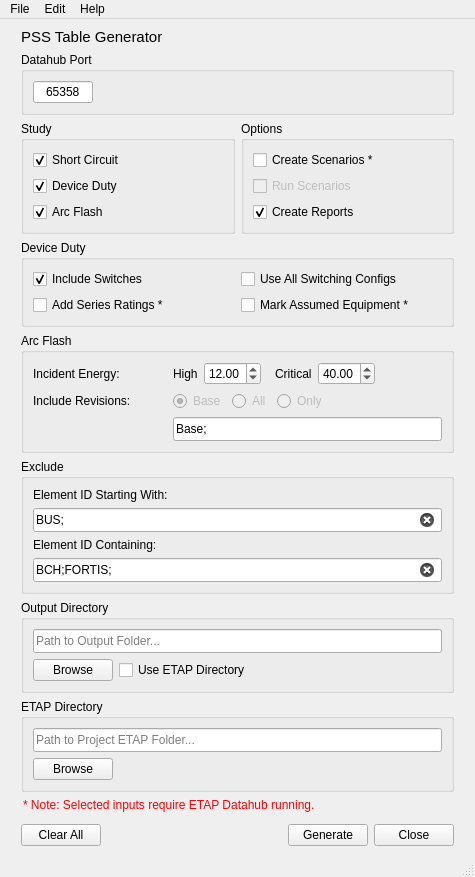
adilzafar66/pss-table-generator, file res/pss_report_gen_ui.ui: the form before one commit.
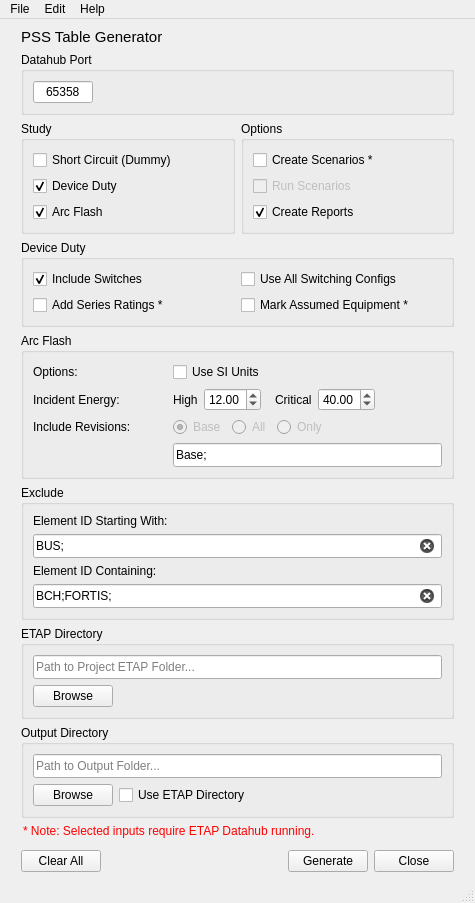
The form after the commit.

Commit message: Update: fix electrode mapping and add SI unit option

What changed in the file:
```diff
--- a/res/pss_report_gen_ui.ui
+++ b/res/pss_report_gen_ui.ui
@@ -10,7 +10,7 @@
     <x>0</x>
     <y>0</y>
     <width>475</width>
-    <height>836</height>
+    <height>859</height>
    </rect>
   </property>
   <property name="sizePolicy">
@@ -185,10 +185,10 @@
              <item row="1" column="0">
               <widget class="QCheckBox" name="short_circuit_checkbox">
                <property name="text">
-                <string>Short Circuit</string>
+                <string>Short Circuit (Dummy)</string>
                </property>
                <property name="checked">
-                <bool>true</bool>
+                <bool>false</bool>
                </property>
               </widget>
              </item>
@@ -261,7 +261,7 @@
         <layout class="QVBoxLayout" name="verticalLayout_11">
          <item>
           <layout class="QGridLayout" name="arc_flash_grid">
-           <item row="2" column="2">
+           <item row="3" column="2">
             <widget class="QLineEdit" name="include_revisions_input">
              <property name="enabled">
               <bool>true</bool>
@@ -280,7 +280,14 @@
              </property>
             </widget>
            </item>
-           <item row="0" column="2">
+           <item row="1" column="1">
+            <widget class="QLabel" name="incident_energy_label">
+             <property name="text">
+              <string>Incident Energy:              </string>
+             </property>
+            </widget>
+           </item>
+           <item row="1" column="2">
             <layout class="QHBoxLayout" name="incident_energy_layout">
              <item>
               <layout class="QHBoxLayout" name="low_energy_layout">
@@ -336,14 +343,7 @@
              </item>
             </layout>
            </item>
-           <item row="0" column="1">
-            <widget class="QLabel" name="incident_energy_label">
-             <property name="text">
-              <string>Incident Energy:              </string>
-             </property>
-            </widget>
-           </item>
-           <item row="1" column="2">
+           <item row="2" column="2">
             <layout class="QHBoxLayout" name="include_revisions_layout">
              <item>
               <widget class="QRadioButton" name="include_base_radio">
@@ -396,13 +396,27 @@
              </item>
             </layout>
            </item>
-           <item row="1" column="1">
+           <item row="2" column="1">
             <widget class="QLabel" name="include_revisions_label">
              <property name="text">
               <string>Include Revisions:</string>
              </property>
             </widget>
            </item>
+           <item row="0" column="2">
+            <widget class="QCheckBox" name="si_units_checkbox">
+             <property name="text">
+              <string>Use SI Units</string>
+             </property>
+            </widget>
+           </item>
+           <item row="0" column="1">
+            <widget class="QLabel" name="options_label">
+             <property name="text">
+              <string>Options:</string>
+             </property>
+            </widget>
+           </item>
           </layout>
          </item>
         </layout>
@@ -471,62 +485,6 @@
         </layout>
        </widget>
       </item>
-      <item>
-       <widget class="QGroupBox" name="output_dir_group">
-        <property name="title">
-         <string>Output Directory</string>
-        </property>
-        <layout class="QVBoxLayout" name="verticalLayout_9">
-         <item>
-          <widget class="QLineEdit" name="output_dir">
-           <property name="minimumSize">
-            <size>
-             <width>0</width>
-             <height>24</height>
-            </size>
-           </property>
-           <property name="placeholderText">
-            <string>Path to Output Folder...</string>
-           </property>
-           <property name="clearButtonEnabled">
-            <bool>true</bool>
-           </property>
-          </widget>
-         </item>
-         <item>
-          <layout class="QHBoxLayout" name="browse_btn_layout_2">
-           <item>
-            <widget class="QPushButton" name="browse_btn_2">
-             <property name="text">
-              <string>Browse</string>
-             </property>
-            </widget>
-           </item>
-           <item>
-            <widget class="QCheckBox" name="etap_dir_checkbox">
-             <property name="text">
-              <string>Use ETAP Directory</string>
-             </property>
-            </widget>
-           </item>
-           <item>
-            <spacer name="browse_btn_2_spacer">
-             <property name="orientation">
-              <enum>Qt::Horizontal</enum>
-             </property>
-             <property name="sizeHint" stdset="0">
-              <size>
-               <width>40</width>
-               <height>20</height>
-              </size>
-             </property>
-            </spacer>
-           </item>
-          </layout>
-         </item>
-        </layout>
-       </widget>
-      </item>
       <item>
        <widget class="QGroupBox" name="etap_dir_group">
         <property name="enabled">
@@ -582,6 +540,62 @@
         </layout>
        </widget>
       </item>
+      <item>
+       <widget class="QGroupBox" name="output_dir_group">
+        <property name="title">
+         <string>Output Directory</string>
+        </property>
+        <layout class="QVBoxLayout" name="verticalLayout_9">
+         <item>
+          <widget class="QLineEdit" name="output_dir">
+           <property name="minimumSize">
+            <size>
+             <width>0</width>
+             <height>24</height>
+            </size>
+           </property>
+           <property name="placeholderText">
+            <string>Path to Output Folder...</string>
+           </property>
+           <property name="clearButtonEnabled">
+            <bool>true</bool>
+           </property>
+          </widget>
+         </item>
+         <item>
+          <layout class="QHBoxLayout" name="browse_btn_layout_2">
+           <item>
+            <widget class="QPushButton" name="browse_btn_2">
+             <property name="text">
+              <string>Browse</string>
+             </property>
+            </widget>
+           </item>
+           <item>
+            <widget class="QCheckBox" name="etap_dir_checkbox">
+             <property name="text">
+              <string>Use ETAP Directory</string>
+             </property>
+            </widget>
+           </item>
+           <item>
+            <spacer name="browse_btn_2_spacer">
+             <property name="orientation">
+              <enum>Qt::Horizontal</enum>
+             </property>
+             <property name="sizeHint" stdset="0">
+              <size>
+               <width>40</width>
+               <height>20</height>
+              </size>
+             </property>
+            </spacer>
+           </item>
+          </layout>
+         </item>
+        </layout>
+       </widget>
+      </item>
       <item>
        <layout class="QVBoxLayout" name="cntrl_layout">
         <item>
```
The commit also changes 6 other files.
